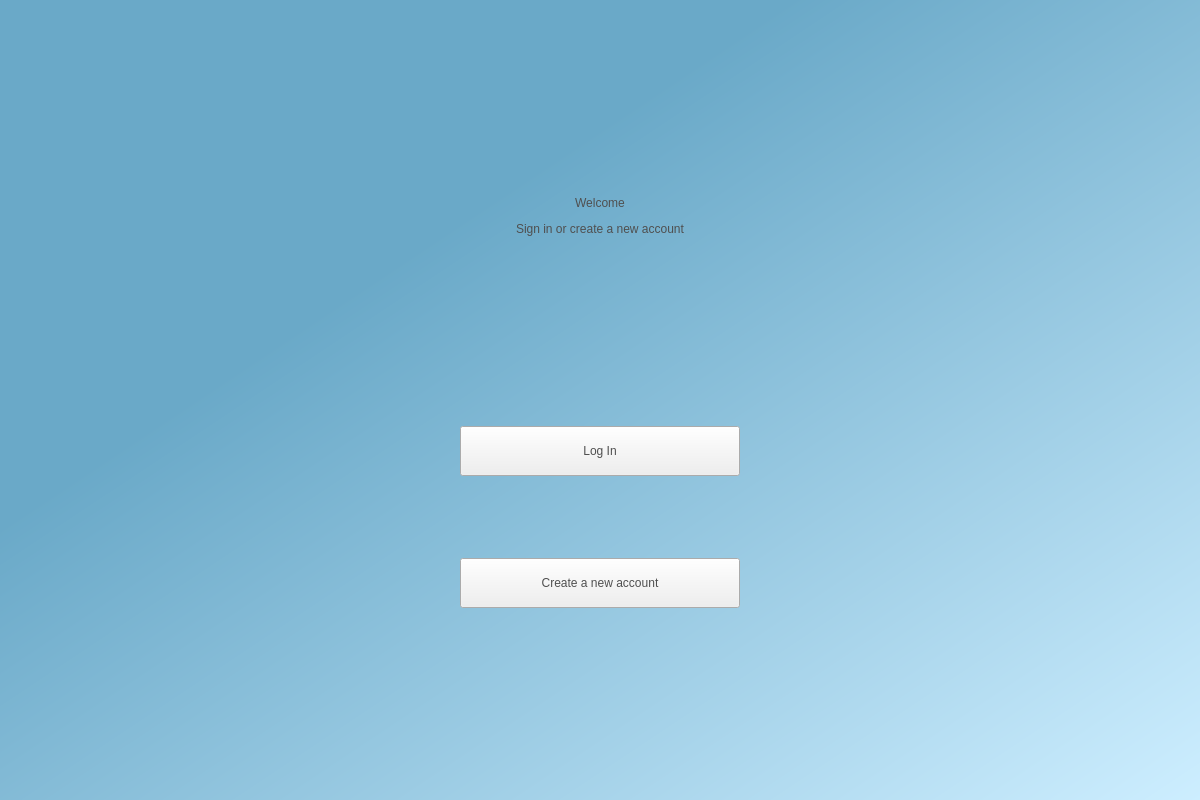
The window that Design/welcome.ui (MazsolasPuding/PollenAnnotationTool) describes before a commit, drawn with Qt 5.
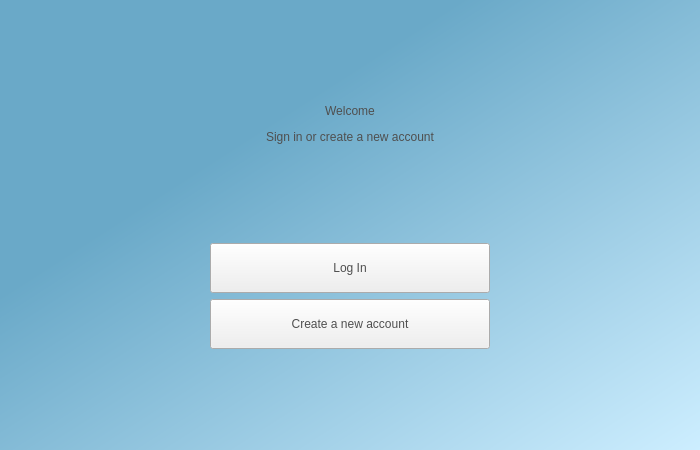
The same window after the commit. Icons and pictures are not drawn.

The edit to the form file:
```diff
--- a/Design/welcome.ui
+++ b/Design/welcome.ui
@@ -6,8 +6,8 @@
    <rect>
     <x>0</x>
     <y>0</y>
-    <width>1200</width>
-    <height>800</height>
+    <width>700</width>
+    <height>450</height>
    </rect>
   </property>
   <property name="sizePolicy">
@@ -31,7 +31,7 @@
   <property name="sizeGripEnabled">
    <bool>false</bool>
   </property>
-  <layout class="QVBoxLayout" name="verticalLayout_2">
+  <layout class="QVBoxLayout" name="verticalLayout_2" stretch="1,2,1,1,1,1">
    <item>
     <spacer name="verticalSpacer">
      <property name="orientation">
```
